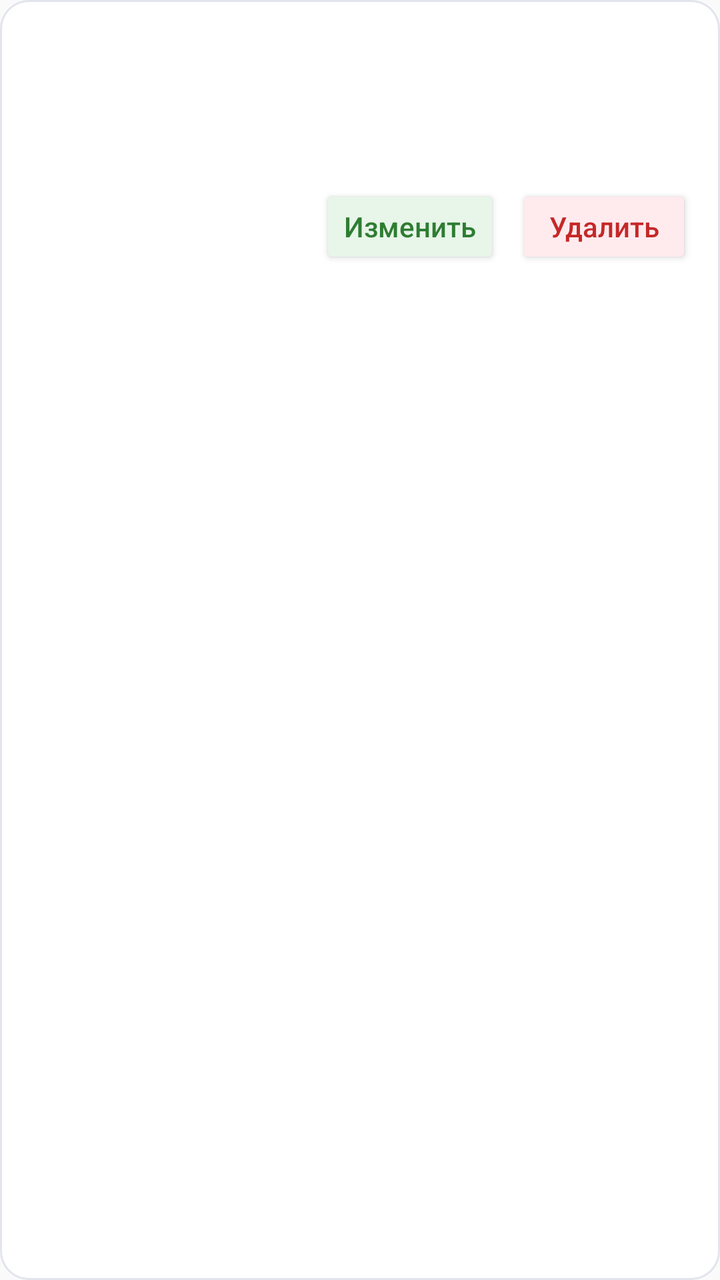
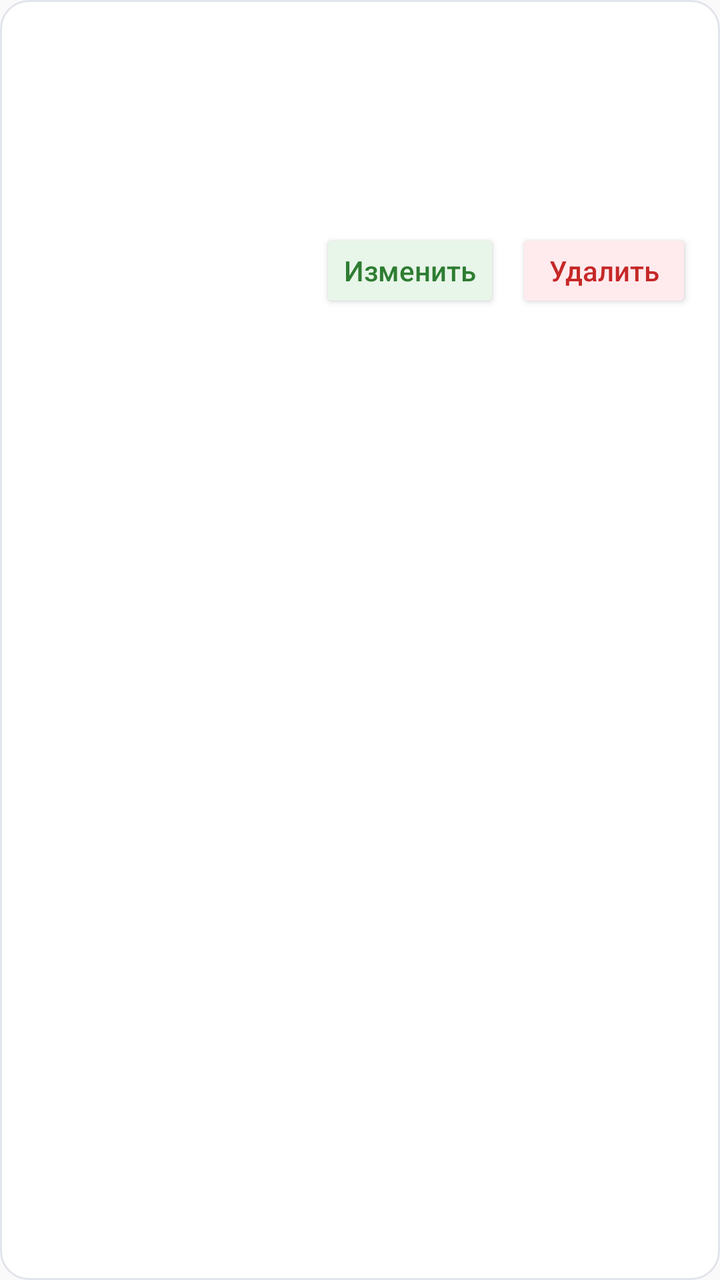

An Android layout rendered at two revisions. The XML below is the earlier revision; the diff shows what the commit changed to produce the second picture.
<!-- AndroidManifest.xml: application theme Theme.Studentkab -->
<!-- res/layout/item_grade.xml -->
<?xml version="1.0" encoding="utf-8"?>
<LinearLayout xmlns:android="http://schemas.android.com/apk/res/android"
    android:layout_width="match_parent"
    android:layout_height="wrap_content"
    android:layout_marginBottom="10dp"
    android:background="@drawable/bg_grade_card"
    android:orientation="vertical"
    android:padding="14dp">

    <TextView
        android:id="@+id/gradeValue"
        android:layout_width="match_parent"
        android:layout_height="wrap_content"
        android:textColor="@color/text_primary"
        android:textSize="18sp"
        android:textStyle="bold" />

    <TextView
        android:id="@+id/gradeDate"
        android:layout_width="match_parent"
        android:layout_height="wrap_content"
        android:layout_marginTop="5dp"
        android:textColor="@color/text_secondary"
        android:textSize="14sp" />

    <TextView
        android:id="@+id/gradeWorkType"
        android:layout_width="match_parent"
        android:layout_height="wrap_content"
        android:layout_marginTop="3dp"
        android:textColor="@color/text_secondary"
        android:textSize="14sp" />

    <TextView
        android:id="@+id/gradeComment"
        android:layout_width="match_parent"
        android:layout_height="wrap_content"
        android:layout_marginTop="3dp"
        android:textColor="@color/text_secondary"
        android:textSize="14sp"
        android:visibility="gone" />

    <LinearLayout
        android:layout_width="match_parent"
        android:layout_height="wrap_content"
        android:layout_marginTop="8dp"
        android:gravity="end"
        android:orientation="horizontal">

        <Button
            android:id="@+id/editGradeButton"
            android:layout_width="wrap_content"
            android:layout_height="42dp"
            android:backgroundTint="@color/action_edit_container"
            android:text="Изменить"
            android:textAllCaps="false"
            android:textColor="@color/action_edit" />

        <Button
            android:id="@+id/deleteGradeButton"
            android:layout_width="wrap_content"
            android:layout_height="42dp"
            android:layout_marginStart="8dp"
            android:backgroundTint="@color/action_delete_container"
            android:text="Удалить"
            android:textAllCaps="false"
            android:textColor="@color/action_delete" />
    </LinearLayout>
</LinearLayout>
<!-- resources referenced by this layout -->
<resources>
  <color name="action_delete">#C62828</color>
  <color name="action_delete_container">#FFEBEE</color>
  <color name="action_edit">#2E7D32</color>
  <color name="action_edit_container">#E8F5E9</color>
  <color name="text_primary">#202431</color>
  <color name="text_secondary">#687083</color>
  <!-- drawable bg_grade_card (drawable) -->
  <?xml version="1.0" encoding="utf-8"?>
  <shape xmlns:android="http://schemas.android.com/apk/res/android">
      <solid android:color="@color/card_surface" />
      <corners android:radius="14dp" />
      <stroke android:width="1dp" android:color="@color/card_stroke" />
  </shape>
  <style name="Theme.Studentkab" parent="android:Theme.Material.Light.NoActionBar" />
  <color name="card_surface">#FFFFFFFF</color>
  <color name="card_stroke">#E2E5EC</color>
</resources>

<!-- the commit's change to res/layout/item_grade.xml (unified diff, before → after) -->
@@ -14,6 +14,14 @@
         android:textColor="@color/text_primary"
         android:textSize="18sp"
         android:textStyle="bold" />
+
+    <TextView
+        android:id="@+id/gradeWeight"
+        android:layout_width="match_parent"
+        android:layout_height="wrap_content"
+        android:layout_marginTop="3dp"
+        android:textColor="@color/text_secondary"
+        android:textSize="14sp" />
 
     <TextView
         android:id="@+id/gradeDate"
